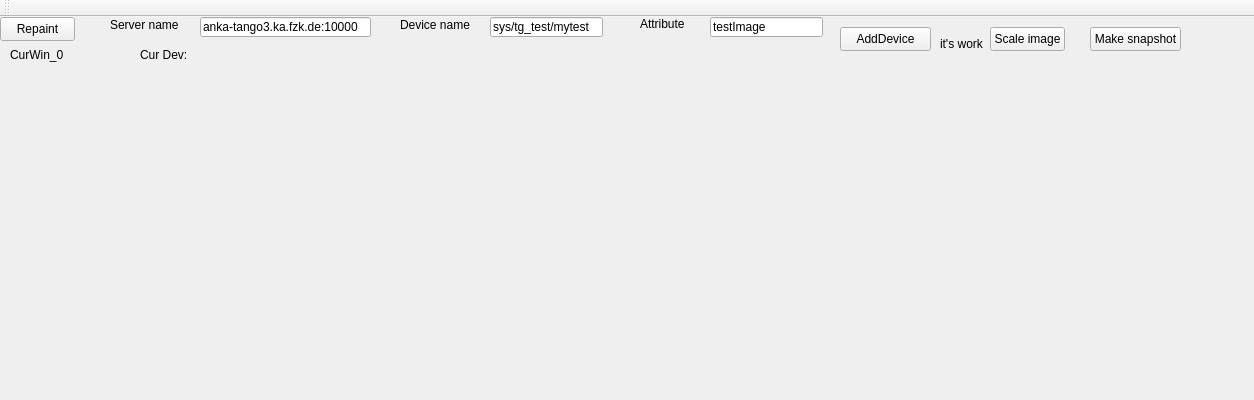
Before: the Qt Designer form mainwindow.ui in ANKA-KIT/imageclient, drawn with Qt 5.
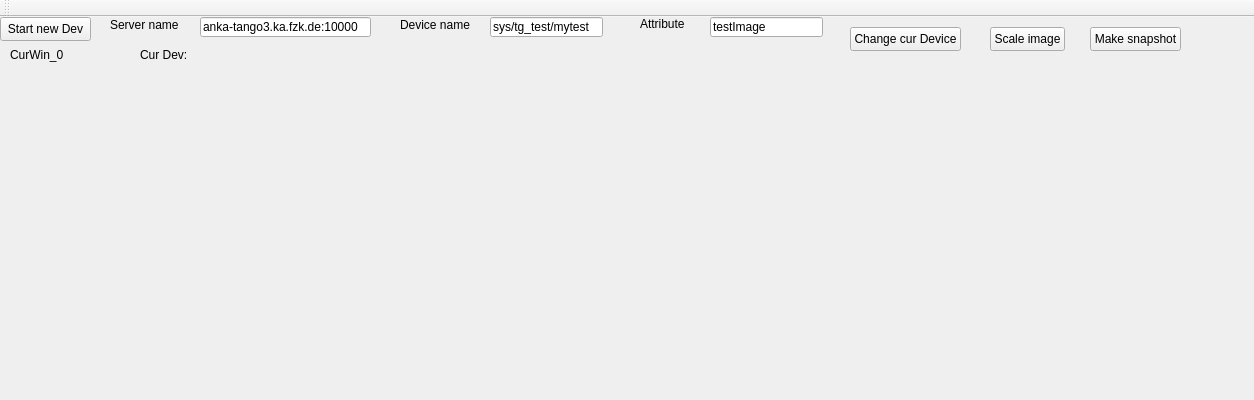
After: the same form once the commit is applied.

What changed in the file:
```diff
--- a/mainwindow.ui
+++ b/mainwindow.ui
@@ -19,12 +19,12 @@
      <rect>
       <x>0</x>
       <y>0</y>
-      <width>75</width>
+      <width>91</width>
       <height>24</height>
      </rect>
     </property>
     <property name="text">
-     <string>Repaint</string>
+     <string>Start new Dev</string>
     </property>
    </widget>
    <widget class="QLineEdit" name="tlServer">
@@ -82,14 +82,14 @@
    <widget class="QPushButton" name="btChangeDevice">
     <property name="geometry">
      <rect>
-      <x>840</x>
+      <x>850</x>
       <y>10</y>
-      <width>91</width>
+      <width>111</width>
       <height>24</height>
      </rect>
     </property>
     <property name="text">
-     <string>AddDevice</string>
+     <string>Change cur Device</string>
     </property>
    </widget>
    <widget class="QLabel" name="lbDevice_2">
@@ -118,22 +118,6 @@
      <string>sys/tg_test/mytest</string>
     </property>
    </widget>
-   <widget class="QLabel" name="lbState">
-    <property name="geometry">
-     <rect>
-      <x>940</x>
-      <y>20</y>
-      <width>52</width>
-      <height>14</height>
-     </rect>
-    </property>
-    <property name="autoFillBackground">
-     <bool>true</bool>
-    </property>
-    <property name="text">
-     <string>it's work</string>
-    </property>
-   </widget>
    <widget class="QPushButton" name="btScale">
     <property name="geometry">
      <rect>
```
